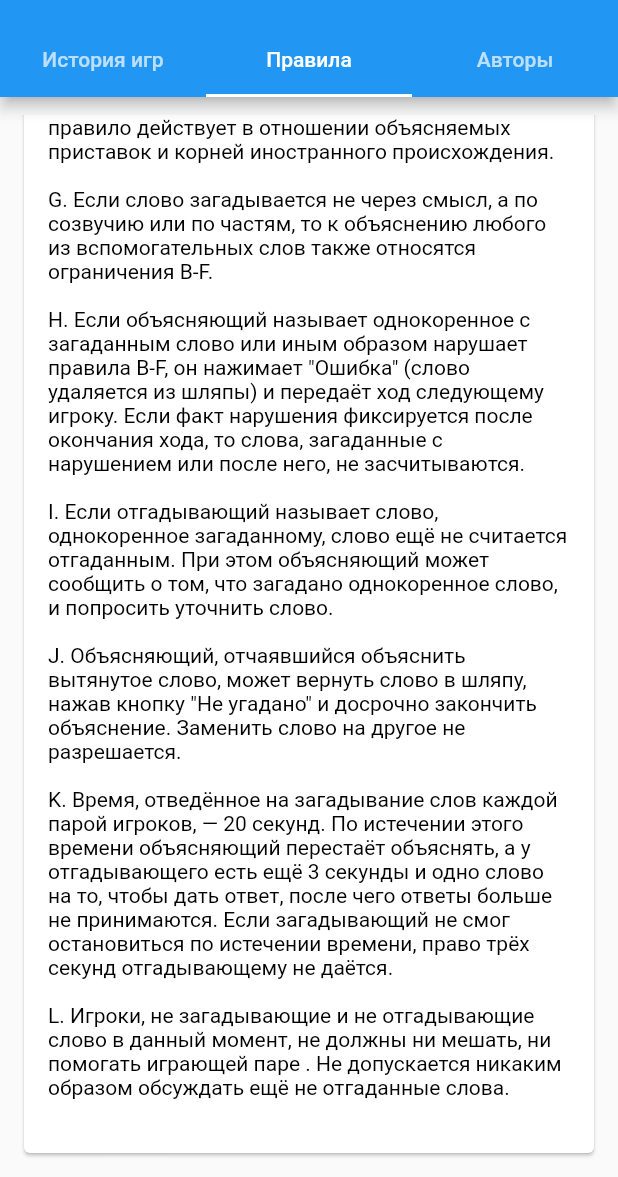
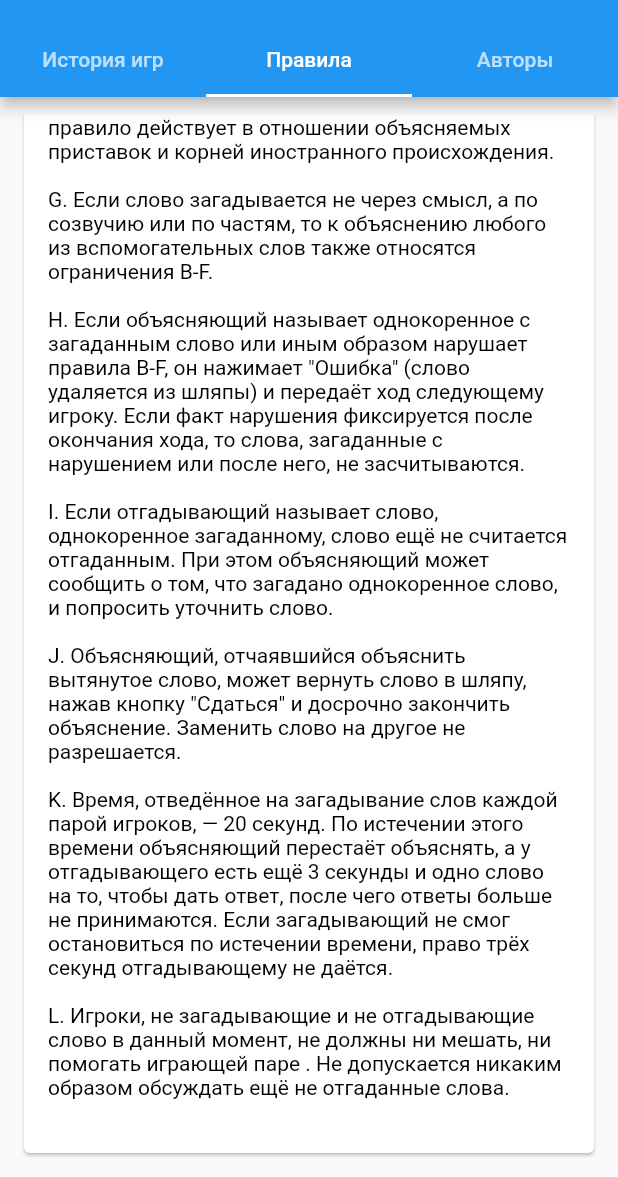
Before and after one commit to sashkent3/beret, a Flutter app: the Info screen opened directly, tab 2 chosen, scrolled down 2108 dp, on a phone screen of 412 x 824 dp, the part 59-1236 px from its top. Run offline on Flutter 3.47's test engine with Material 2 defaults, Android fonts, the phone set to English and light mode, and no system bars; our stand-ins replace audioplayers, flutter_cache_manager, flutter_mobx, liquid_progress_indicator, mobx, path_drawing and 3 more; missing offline and left inert: normal; accounts and stored records are empty; generated files the repository leaves out were written again; network calls fail.

```diff
--- a/lib/info.dart
+++ b/lib/info.dart
@@ -80,7 +80,7 @@ class Info extends StatelessWidget {
                                     'G. Если слово загадывается не через смысл, а по созвучию или по частям, то к объяснению любого из вспомогательных слов также относятся ограничения B-F.\n\n' +
                                     'H. Если объясняющий называет однокоренное с загаданным слово или иным образом нарушает правила B-F, он нажимает "Ошибка" (слово удаляется из шляпы) и передаёт ход следующему игроку. Если факт нарушения фиксируется после окончания хода, то слова, загаданные с нарушением или после него, не засчитываются.\n\n' +
                                     'I. Если отгадывающий называет слово, однокоренное загаданному, слово ещё не считается отгаданным. При этом объясняющий может сообщить о том, что загадано однокоренное слово, и попросить уточнить слово.\n\n' +
-                                    'J. Объясняющий, отчаявшийся объяснить вытянутое слово, может вернуть слово в шляпу, нажав кнопку "Не угадано" и досрочно закончить объяснение. Заменить слово на другое не разрешается.\n\n' +
+                                    'J. Объясняющий, отчаявшийся объяснить вытянутое слово, может вернуть слово в шляпу, нажав кнопку "Сдаться" и досрочно закончить объяснение. Заменить слово на другое не разрешается.\n\n' +
                                     'K. Время, отведённое на загадывание слов каждой парой игроков, — 20 секунд. По истечении этого времени объясняющий перестаёт объяснять, а у отгадывающего есть ещё 3 секунды и одно слово на то, чтобы дать ответ, после чего ответы больше не принимаются. Если загадывающий не смог остановиться по истечении времени, право трёх секунд отгадывающему не даётся.\n\n' +
                                     'L. Игроки, не загадывающие и не отгадывающие слово в данный момент, не должны ни мешать, ни помогать играющей паре . Не допускается никаким образом обсуждать ещё не отгаданные слова.\n\n',
                                 style: TextStyle(color: Colors.black)),
```
